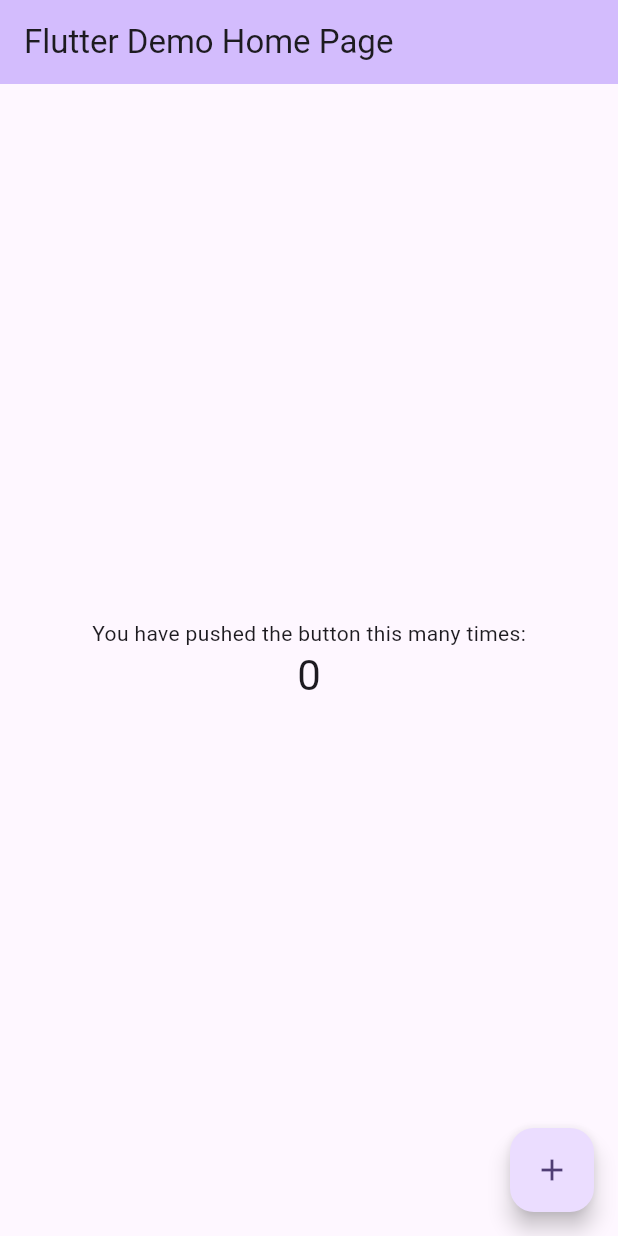
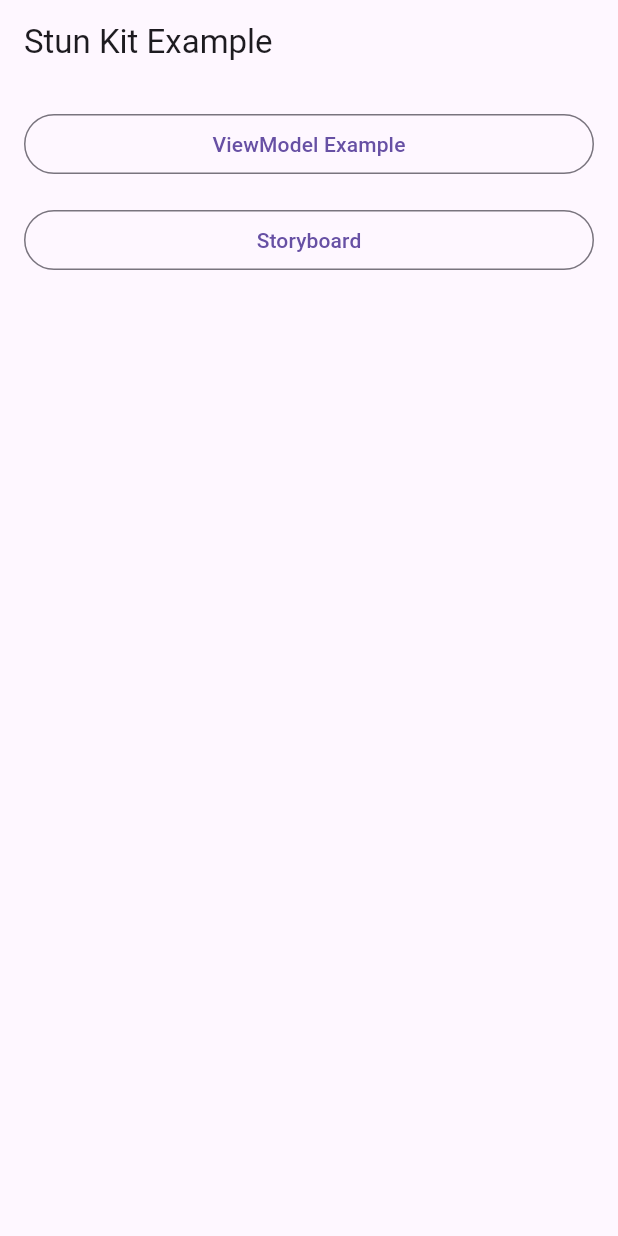
Before and after one commit to STUN-Apps-Dev/stun_kit, a Flutter app: the screen it shows after launch, on a phone screen of 412 x 824 dp. Run offline on Flutter 3.47's test engine with Material 3 defaults, Android fonts, the phone set to English and light mode, and no system bars; drawn by our look-alikes of oktoast; our stand-ins replace adaptive_theme, auto_route, connectivity_plus, dio, flutter_dotenv, logger and 1 more; missing offline and left inert: appmetrica_plugin, bugsnag_flutter, store_checker.

Commit message:
feat: добавил пример

```diff
--- a/example/lib/main.dart
+++ b/example/lib/main.dart
@@ -1,69 +1,18 @@
+import 'dart:async';
+
+import 'package:example/ui/navigation/app_router.dart';
 import 'package:flutter/material.dart';
+import 'package:stun_kit/library/printer/printer.dart';
+import 'package:stun_kit/ui/app/base_app.dart';
 
-void main() {
-  runApp(const MyApp());
+void main() async {
+  runZonedGuarded(() {
+    WidgetsFlutterBinding.ensureInitialized();
+
+    AppRouterFactory.create();
+
+    runApp(const BaseApp());
+  }, (error, stackTrace) {
+    Printer.e('', error: error, stackTrace: stackTrace);
+  });
 }
-
-class MyApp extends StatelessWidget {
-  const MyApp({super.key});
-
-  @override
-  Widget build(BuildContext context) {
-    return MaterialApp(
-      title: 'Flutter Demo',
-      theme: ThemeData(
-        colorScheme: ColorScheme.fromSeed(seedColor: Colors.deepPurple),
-        useMaterial3: true,
-      ),
-      home: const MyHomePage(title: 'Flutter Demo Home Page'),
-    );
-  }
-}
-
-class MyHomePage extends StatefulWidget {
-  const MyHomePage({super.key, required this.title});
-
-  final String title;
-
-  @override
-  State<MyHomePage> createState() => _MyHomePageState();
-}
-
-class _MyHomePageState extends State<MyHomePage> {
-  int _counter = 0;
-
-  void _incrementCounter() {
-    setState(() {
-      _counter++;
-    });
-  }
-
-  @override
-  Widget build(BuildContext context) {
-    return Scaffold(
-      appBar: AppBar(
-        backgroundColor: Theme.of(context).colorScheme.inversePrimary,
-        title: Text(widget.title),
-      ),
-      body: Center(
-        child: Column(
-          mainAxisAlignment: MainAxisAlignment.center,
-          children: [
-            const Text(
-              'You have pushed the button this many times:',
-            ),
-            Text(
-              '$_counter',
-              style: Theme.of(context).textTheme.headlineMedium,
-            ),
-          ],
-        ),
-      ),
-      floatingActionButton: FloatingActionButton(
-        onPressed: _incrementCounter,
-        tooltip: 'Increment',
-        child: const Icon(Icons.add),
-      ),
-    );
-  }
-}
--- /dev/null
+++ b/example/lib/ui/navigation/routes.dart
@@ -0,0 +1,4 @@
+abstract class AppRoutes {
+  static const initial = '/';
+  static const viewModelExample = '/view-model-example';
+}
--- /dev/null
+++ b/example/lib/ui/navigation/screen_factories.dart
@@ -0,0 +1,29 @@
+import 'package:auto_route/auto_route.dart';
+import 'package:example/ui/screens/initial_widget/initial_screen.dart';
+import 'package:example/ui/screens/view_model_example_widget/view_model_example_screen.dart';
+import 'package:example/ui/screens/view_model_example_widget/view_model_example_vm.dart';
+import 'package:flutter/material.dart';
+import 'package:provider/provider.dart';
+
+@RoutePage()
+class InitialScreenFactory extends StatelessWidget {
+  const InitialScreenFactory({super.key});
+
+  @override
+  Widget build(BuildContext context) {
+    return InitialScreen();
+  }
+}
+
+@RoutePage()
+class ViewModelExampleScreenFactory extends StatelessWidget {
+  const ViewModelExampleScreenFactory({super.key});
+
+  @override
+  Widget build(BuildContext context) {
+    return ChangeNotifierProvider(
+      create: (_) => ViewModelExampleVM(),
+      child: const ViewModelExampleScreen(),
+    );
+  }
+}
--- /dev/null
+++ b/example/lib/ui/screens/initial_widget/initial_screen.dart
@@ -0,0 +1,38 @@
+import 'package:example/ui/navigation/app_router.dart';
+import 'package:example/ui/navigation/routes.dart';
+import 'package:flutter/material.dart';
+
+class InitialScreen extends StatelessWidget {
+  InitialScreen({super.key});
+
+  final _buttons = [
+    OutlinedButton(
+      onPressed: () {
+        AppRouter.pushNamed(AppRoutes.viewModelExample);
+      },
+      child: Text('ViewModel Example'),
+    ),
+    OutlinedButton(
+      onPressed: () {
+        AppRouter.pushNamed(AppRoutes.viewModelExample);
+      },
+      child: Text('Storyboard'),
+    ),
+  ];
+
+  @override
+  Widget build(BuildContext context) {
+    return Scaffold(
+      appBar: AppBar(
+        title: Text('Stun Kit Example'),
+        automaticallyImplyLeading: false,
+      ),
+      body: ListView.separated(
+        padding: EdgeInsets.all(16),
+        separatorBuilder: (_, i) => SizedBox(height: 16),
+        itemBuilder: (_, i) => _buttons[i],
+        itemCount: _buttons.length,
+      ),
+    );
+  }
+}
--- /dev/null
+++ b/lib/ui/app/base_app.dart
@@ -0,0 +1,52 @@
+import 'package:flutter/material.dart';
+import 'package:flutter_localizations/flutter_localizations.dart';
+import 'package:oktoast/oktoast.dart';
+import 'package:stun_kit/ui/navigation/navigation.dart';
+
+class BaseApp extends StatelessWidget {
+  final List<Locale> supportedLocales;
+
+  const BaseApp({
+    super.key,
+    this.supportedLocales = const [Locale('ru', 'RU')],
+  });
+
+  @override
+  Widget build(BuildContext context) {
+    return OKToast(
+      child: MaterialApp.router(
+        routerConfig: AppRouter.instance.config(
+          navigatorObservers: () => [LoggerObserver()],
+        ),
+        localizationsDelegates: const [
+          GlobalMaterialLocalizations.delegate,
+          GlobalWidgetsLocalizations.delegate,
+          GlobalCupertinoLocalizations.delegate,
+        ],
+        supportedLocales: supportedLocales,
+        debugShowCheckedModeBanner: false,
+        builder: (context, child) {
+          return _AppObserver(
+            child: child ?? const SizedBox.shrink(),
+          );
+        },
+      ),
+    );
+  }
+}
+
+class _AppObserver extends StatelessWidget {
+  final Widget child;
+
+  const _AppObserver({required this.child});
+
+  @override
+  Widget build(BuildContext context) {
+    return MediaQuery(
+      data: MediaQuery.of(context).copyWith(
+        textScaler: const TextScaler.linear(1.0),
+      ),
+      child: child,
+    );
+  }
+}
--- a/lib/ui/navigation/navigation/app_navigator.dart
+++ b/lib/ui/navigation/app_router.dart
@@ -11,7 +11,7 @@ abstract class AppRouter {
 
   static bool get isDialogOpened => _isDialogOpened;
 
-  static register<T extends RootStackRouter>(T router) {
+  static registerInstance<T extends RootStackRouter>(T router) {
     _router = router;
   }
 
--- /dev/null
+++ b/lib/ui/navigation/navigation.dart
@@ -0,0 +1,5 @@
+// Автоматически сгенерированные экспорты
+library;
+
+export 'app_router.dart';
+export 'observer/logger_observer.dart';
--- a/lib/ui/navigation/navigation/observer/logger_observer.dart
+++ b/lib/ui/navigation/observer/logger_observer.dart
@@ -2,7 +2,7 @@ import 'package:auto_route/auto_route.dart';
 import 'package:flutter/foundation.dart';
 import 'package:flutter/material.dart';
 import 'package:stun_kit/library/printer/printer.dart';
-import 'package:stun_kit/ui/navigation/navigation/app_navigator.dart';
+import 'package:stun_kit/ui/navigation/app_router.dart';
 
 class LoggerObserver extends AutoRouterObserver {
   @override
--- a/pubspec.yaml
+++ b/pubspec.yaml
@@ -11,6 +11,8 @@ environment:
 
 dependencies:
   flutter:
+    sdk: flutter
+  flutter_localizations:
     sdk: flutter
   provider: ^6.1.2
   flutter_dotenv: ^5.2.1
```
Also changed, not shown: example/lib/ui/navigation/app_router.dart (added, +29 -0 lines), example/lib/ui/screens/view_model_example_widget/view_model_example_screen.dart (added, +104 -0 lines), example/lib/ui/screens/view_model_example_widget/view_model_example_vm.dart (added, +24 -0 lines), example/lib/ui/widgets/page_state.dart (added, +122 -0 lines), example/pubspec.yaml (+9 -39 lines), example/lib/ui/navigation/app_router.gr.dart (added), example/pubspec.lock, 5 other files.
